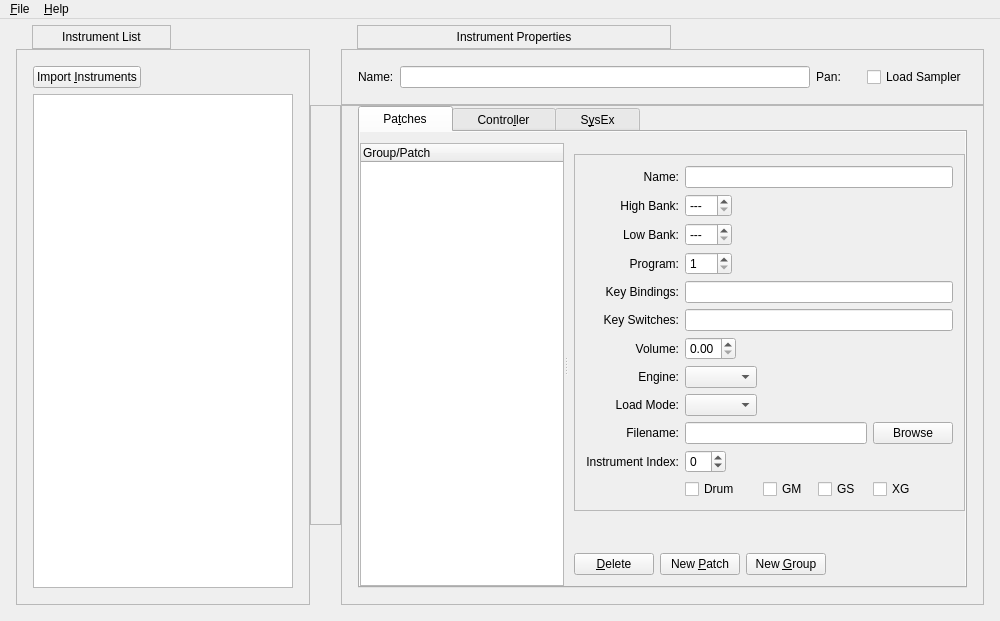
Before: the Qt Designer form los/instruments/editinstrumentbase.ui in falkTX/los, drawn with Qt 5.
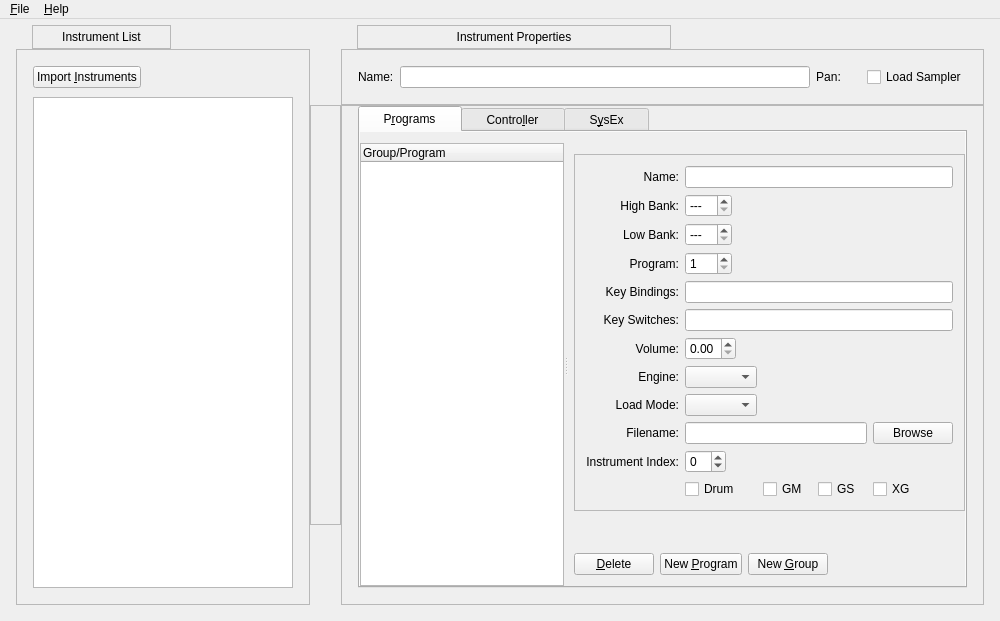
After: the same form once the commit is applied.

Commit message: Renamed "Patches" to "Programs" (in UI only) Fixes #27 As with Conductor/Instruments, I renamed these in the UI only so as not to accidentally break a thing

Patch:
```diff
--- a/los/instruments/editinstrumentbase.ui
+++ b/los/instruments/editinstrumentbase.ui
@@ -136,7 +136,7 @@
         </property>
         <layout class="QVBoxLayout" name="verticalLayout_5">
          <property name="spacing">
-          <number>-1</number>
+          <number>9</number>
          </property>
          <property name="margin">
           <number>16</number>
@@ -515,7 +515,7 @@
              <bool>true</bool>
             </property>
             <attribute name="title">
-             <string>    Pa&amp;tches    </string>
+             <string>    P&amp;rograms    </string>
             </attribute>
             <layout class="QVBoxLayout">
              <property name="leftMargin">
@@ -556,7 +556,7 @@
                 </property>
                 <column>
                  <property name="text">
-                  <string>Group/Patch</string>
+                  <string>Group/Program</string>
                  </property>
                 </column>
                </widget>
@@ -1001,7 +1001,7 @@
                       <string>New patch</string>
                      </property>
                      <property name="text">
-                      <string>New &amp;Patch</string>
+                      <string>New &amp;Program</string>
                      </property>
                      <property name="shortcut">
                       <string>Alt+P</string>
```
Left out of the diff: 74 changed lines with no effect on the pictures. The commit also changes 10 other files.
